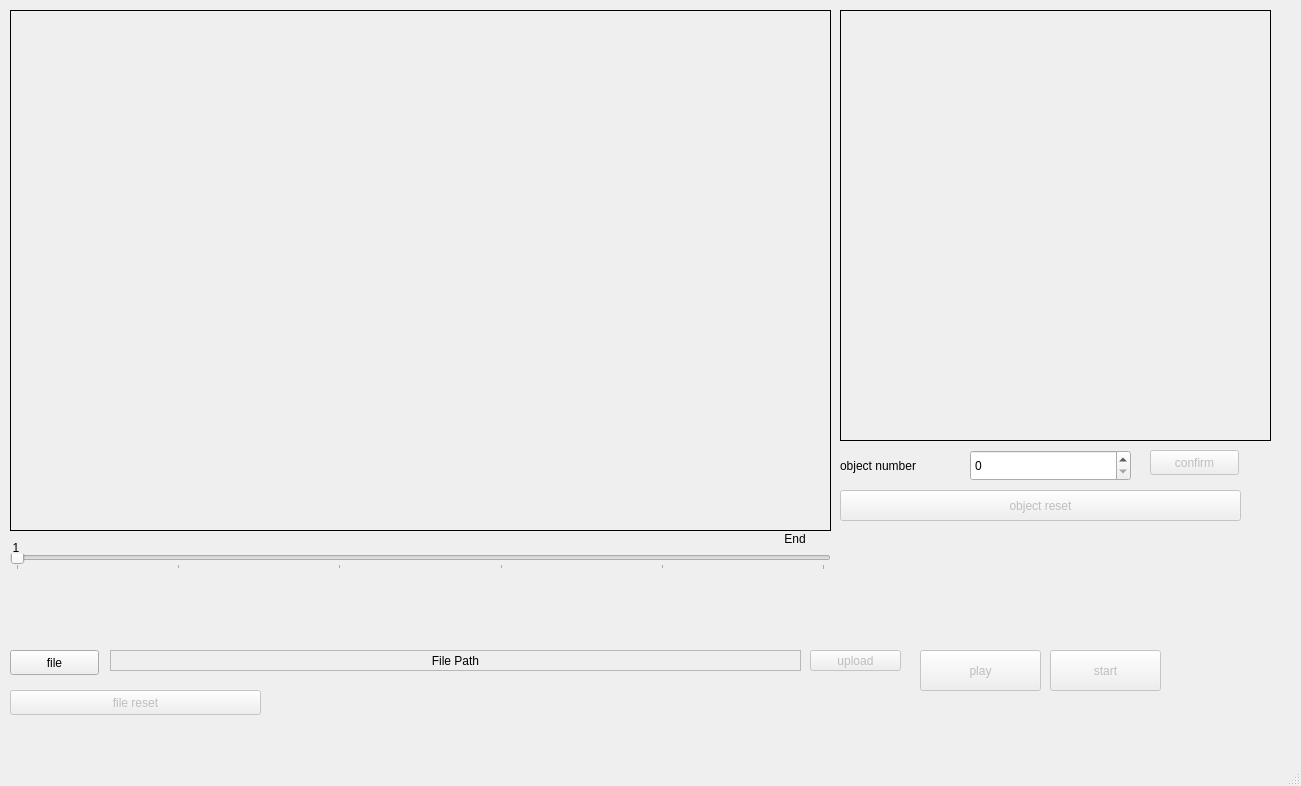
Before: the Qt Designer form project.ui in KoYeJoon/2dFace_to_3dFace, drawn with Qt 5.
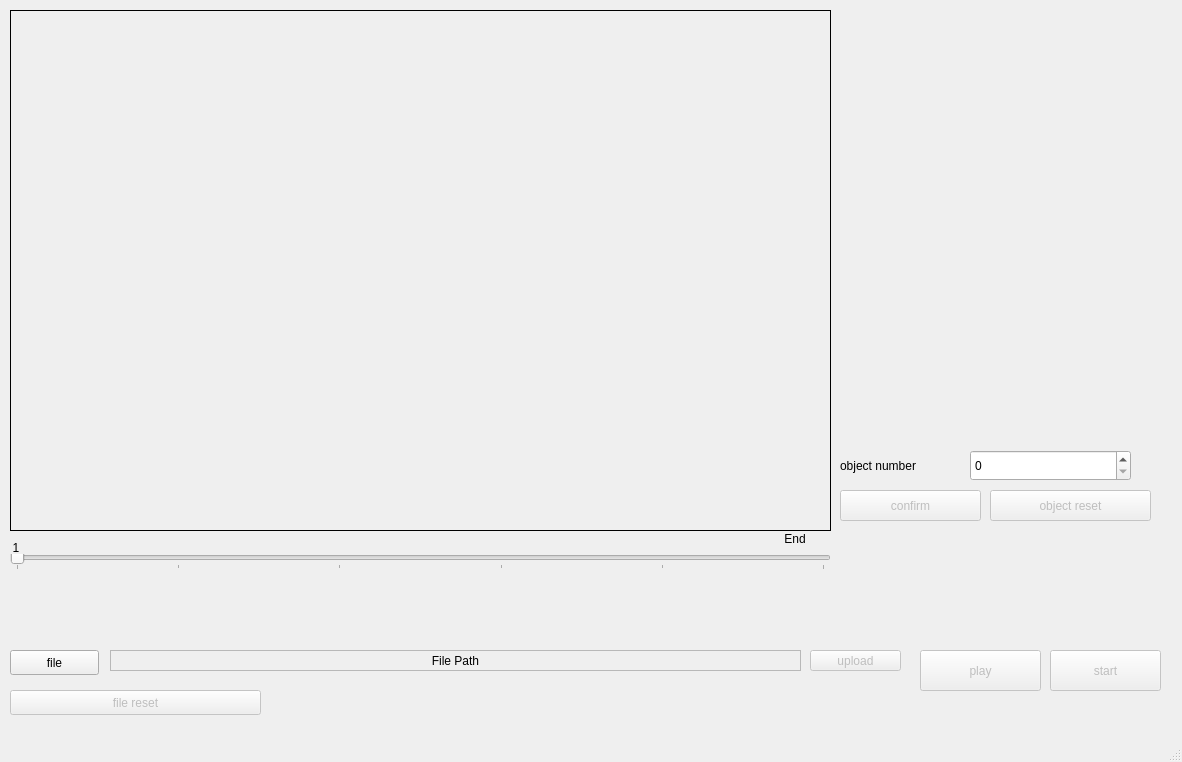
After: the same form once the commit is applied.

Commit message: modify project.ui, and add button function. modify SR, fuse_3d code because of confilcting  terminal/pyqt version

The edit to the form file:
```diff
--- a/project.ui
+++ b/project.ui
@@ -6,8 +6,8 @@
    <rect>
     <x>0</x>
     <y>0</y>
-    <width>1301</width>
-    <height>786</height>
+    <width>1182</width>
+    <height>762</height>
    </rect>
   </property>
   <property name="windowTitle">
@@ -30,10 +30,10 @@
     </property>
     <property name="geometry">
      <rect>
-      <x>1150</x>
-      <y>450</y>
-      <width>89</width>
-      <height>25</height>
+      <x>840</x>
+      <y>490</y>
+      <width>141</width>
+      <height>31</height>
      </rect>
     </property>
     <property name="text">
@@ -46,9 +46,9 @@
     </property>
     <property name="geometry">
      <rect>
-      <x>840</x>
+      <x>990</x>
       <y>490</y>
-      <width>401</width>
+      <width>161</width>
       <height>31</height>
      </rect>
     </property>
@@ -237,25 +237,6 @@
      <string>object number</string>
     </property>
    </widget>
-   <widget class="QLabel" name="label_objscreen">
-    <property name="geometry">
-     <rect>
-      <x>840</x>
-      <y>10</y>
-      <width>431</width>
-      <height>431</height>
-     </rect>
-    </property>
-    <property name="frameShape">
-     <enum>QFrame::Box</enum>
-    </property>
-    <property name="text">
-     <string/>
-    </property>
-    <property name="scaledContents">
-     <bool>true</bool>
-    </property>
-   </widget>
    <widget class="QPushButton" name="btn_start">
     <property name="enabled">
      <bool>false</bool>
```
Left out of the diff: 2 changed lines with no effect on the pictures. The commit also changes 11 other files.
